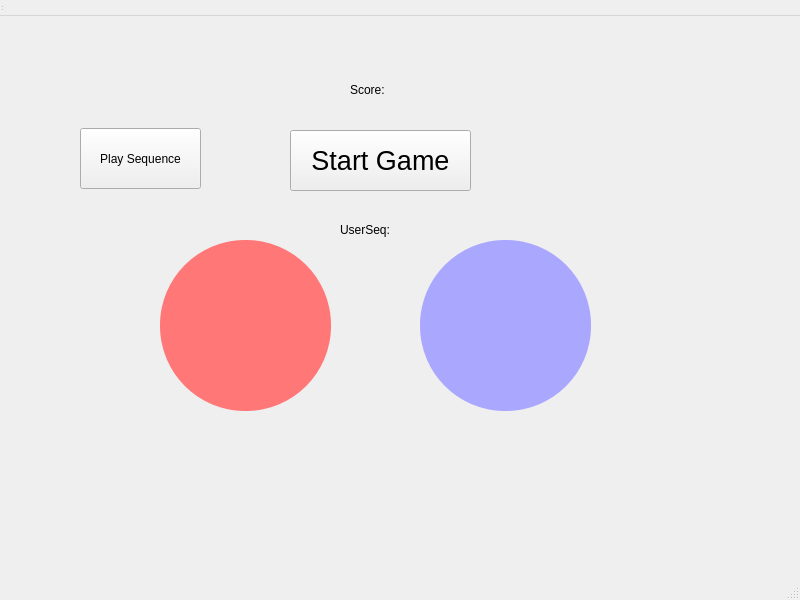
This is mainwindow.ui in UofU-CS3505/cs3505-assignment6-eastland-emma as Qt 5 draws it before an edit. The edited form follows.
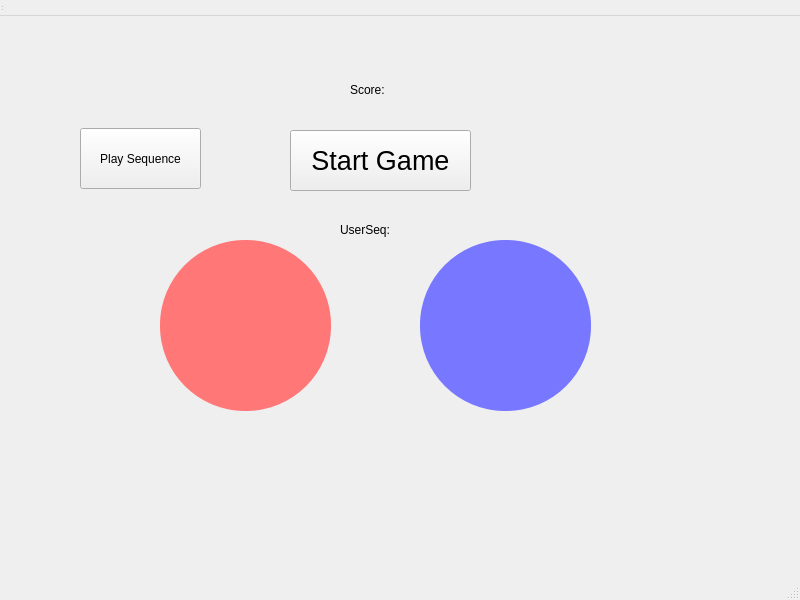
This is the edited form.

```diff
--- a/mainwindow.ui
+++ b/mainwindow.ui
@@ -157,8 +157,8 @@
         <colorrole role="Button">
          <brush brushstyle="SolidPattern">
           <color alpha="255">
-           <red>170</red>
-           <green>167</green>
+           <red>119</red>
+           <green>119</green>
            <blue>255</blue>
           </color>
          </brush>
@@ -166,8 +166,8 @@
         <colorrole role="Base">
          <brush brushstyle="SolidPattern">
           <color alpha="255">
-           <red>170</red>
-           <green>167</green>
+           <red>119</red>
+           <green>119</green>
            <blue>255</blue>
           </color>
          </brush>
@@ -175,8 +175,8 @@
         <colorrole role="Window">
          <brush brushstyle="SolidPattern">
           <color alpha="255">
-           <red>170</red>
-           <green>167</green>
+           <red>119</red>
+           <green>119</green>
            <blue>255</blue>
           </color>
          </brush>
@@ -192,12 +192,12 @@
      <property name="styleSheet">
       <string notr="true">QPushButton{
 	border:none;
-	background-color:rgb(170, 167, 255);
+	background-color:rgb(0, 0, 255);
 	border-radius:85px;
 }
 QPushButton:!enabled{
 	border:none;
-	background-color:rgb(170, 167, 255);
+	background-color:rgb(119, 119, 255);
 	border-radius:85px;
 }
 QPushButton:enabled{
```
Left out of the diff: 4 changed lines with no effect on the pictures.
